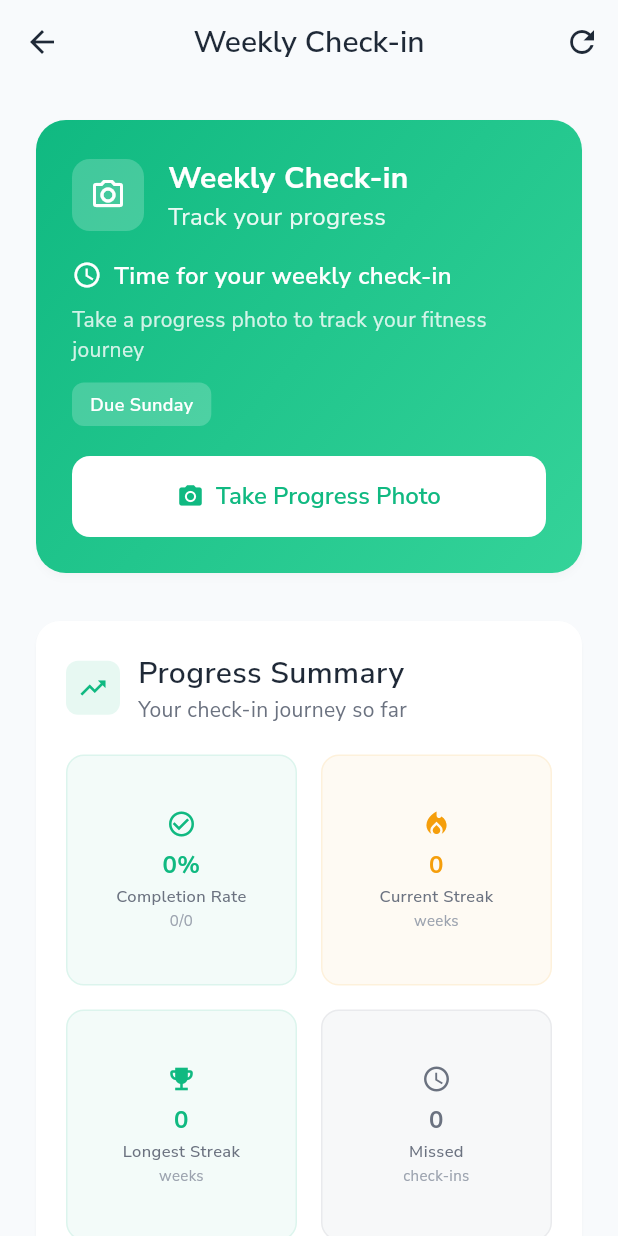
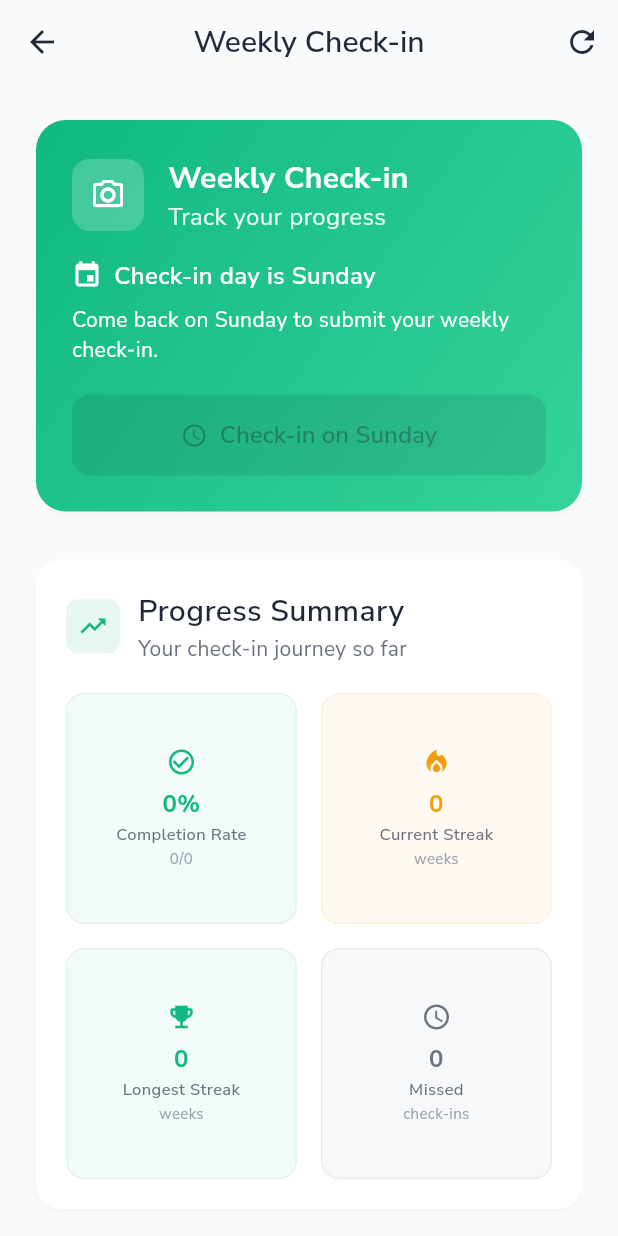
Before and after one commit to mahmoudal99/moctarnutrition, a Flutter app: the CheckinScreen screen opened directly, on a phone screen of 412 x 824 dp. Run offline on Flutter 3.47's test engine with Material 3 defaults, Android fonts, the phone set to English and light mode, and no system bars; our stand-ins replace cached_network_image, cloud_firestore, firebase_auth, firebase_core, firebase_storage, fl_chart and 11 more; missing offline and left inert: flutter_floating_bottom_bar; accounts and stored records are empty; network calls fail; project files that could hold a hidden picture were left out.

Commit message:
Update check in logic

```diff
--- a/lib/features/checkin/presentation/widgets/checkin_status_card.dart
+++ b/lib/features/checkin/presentation/widgets/checkin_status_card.dart
@@ -181,6 +181,8 @@ class CheckinStatusCard extends StatelessWidget {
 
   Widget _buildPendingContent() {
     final daysUntilDue = currentCheckin?.daysUntilDue ?? 0;
+    final now = DateTime.now();
+    final isSunday = now.weekday == 7;
 
     return Column(
       crossAxisAlignment: CrossAxisAlignment.start,
@@ -188,13 +190,13 @@ class CheckinStatusCard extends StatelessWidget {
         Row(
           children: [
             Icon(
-              Icons.schedule,
+              isSunday ? Icons.schedule : Icons.event,
               color: Colors.white,
               size: 20,
             ),
             const SizedBox(width: 8),
             Text(
-              'Time for your weekly check-in',
+              isSunday ? 'Time for your weekly check-in' : 'Check-in day is Sunday',
               style: AppTextStyles.bodyMedium.copyWith(
                 color: Colors.white,
                 fontWeight: FontWeight.w600,
@@ -204,26 +206,11 @@ class CheckinStatusCard extends StatelessWidget {
         ),
         const SizedBox(height: 8),
         Text(
-          'Take a progress photo to track your fitness journey',
+          isSunday
+              ? 'Take a progress photo to track your fitness journey'
+              : 'Come back on Sunday to submit your weekly check-in.',
           style: AppTextStyles.bodySmall.copyWith(
-            color: Colors.white.withOpacity(0.8),
-          ),
-        ),
-        const SizedBox(height: 12),
-        Container(
-          padding: const EdgeInsets.symmetric(horizontal: 12, vertical: 6),
-          decoration: BoxDecoration(
-            color: Colors.white.withOpacity(0.2),
-            borderRadius: BorderRadius.circular(8),
-          ),
-          child: Text(
-            daysUntilDue > 0
-                ? '$daysUntilDue days remaining'
-                : 'Due Sunday',
-            style: AppTextStyles.caption.copyWith(
-              color: Colors.white,
-              fontWeight: FontWeight.w600,
-            ),
+            color: Colors.white,
           ),
         ),
       ],
@@ -251,15 +238,18 @@ class CheckinStatusCard extends StatelessWidget {
         ),
       );
     } else {
+      final now = DateTime.now();
+      final isSunday = now.weekday == 7;
+
       return SizedBox(
         width: double.infinity,
         child: ElevatedButton.icon(
-          onPressed: onCheckinNow,
-          icon: const Icon(Icons.camera_alt),
-          label: const Text('Take Progress Photo'),
+          onPressed: isSunday ? onCheckinNow : null,
+          icon: Icon(isSunday ? Icons.camera_alt : Icons.schedule),
+          label: Text(isSunday ? 'Take Progress Photo' : 'Check-in on Sunday'),
           style: ElevatedButton.styleFrom(
-            backgroundColor: Colors.white,
-            foregroundColor: _getPrimaryColor(),
+            backgroundColor: isSunday ? Colors.white : Colors.white.withOpacity(0.3),
+            foregroundColor: isSunday ? _getPrimaryColor() : Colors.white.withOpacity(0.7),
             padding: const EdgeInsets.symmetric(vertical: 16),
             shape: RoundedRectangleBorder(
               borderRadius: BorderRadius.circular(12),
@@ -351,4 +341,10 @@ class CheckinStatusCard extends StatelessWidget {
       return '${months[date.month - 1]} ${date.day}';
     }
   }
+
+  int _getDaysUntilSunday() {
+    final now = DateTime.now();
+    final daysUntilSunday = (7 - now.weekday) % 7;
+    return daysUntilSunday == 0 ? 7 : daysUntilSunday;
+  }
 }
--- a/lib/shared/providers/checkin_provider.dart
+++ b/lib/shared/providers/checkin_provider.dart
@@ -140,6 +140,20 @@ class CheckinProvider extends ChangeNotifier {
       final user = FirebaseAuth.instance.currentUser;
       if (user == null) {
         throw Exception('User not authenticated');
+      }
+
+      // Validate that it's Sunday
+      final now = DateTime.now();
+      if (now.weekday != 7) {
+        _setError('Check-ins can only be submitted on Sundays');
+        return false;
+      }
+
+      // Check if there's already a completed check-in for this week
+      final existingCheckin = await CheckinService.getCurrentWeekCheckin(user.uid);
+      if (existingCheckin != null && existingCheckin.status == CheckinStatus.completed) {
+        _setError('You have already submitted a check-in for this week');
+        return false;
       }
 
       final photoFile = await _getPhotoFile(photoPath);
--- a/lib/shared/services/checkin_service.dart
+++ b/lib/shared/services/checkin_service.dart
@@ -180,8 +180,19 @@ class CheckinService {
     int? motivationLevel,
   }) async {
     try {
+      // Final validation: Check if it's Sunday
+      final now = DateTime.now();
+      if (now.weekday != 7) {
+        throw Exception('Check-ins can only be submitted on Sundays');
+      }
+
       // Get or create current week check-in
       CheckinModel? currentCheckin = await getCurrentWeekCheckin(userId);
+
+      // Final validation: Check if there's already a completed check-in
+      if (currentCheckin != null && currentCheckin.status == CheckinStatus.completed) {
+        throw Exception('You have already submitted a check-in for this week');
+      }
 
       if (currentCheckin == null) {
         currentCheckin = CheckinModel.createForCurrentWeek(userId);
```
Also changed, not shown: lib/features/checkin/presentation/screens/checkin_form_screen.dart (+33 -2 lines), lib/features/checkin/presentation/screens/checkin_screen.dart (+17 -0 lines), assets/images/muk_one.jpeg (deleted), assets/images/muk_one.jpg (deleted), assets/images/treadmill.png (deleted).
